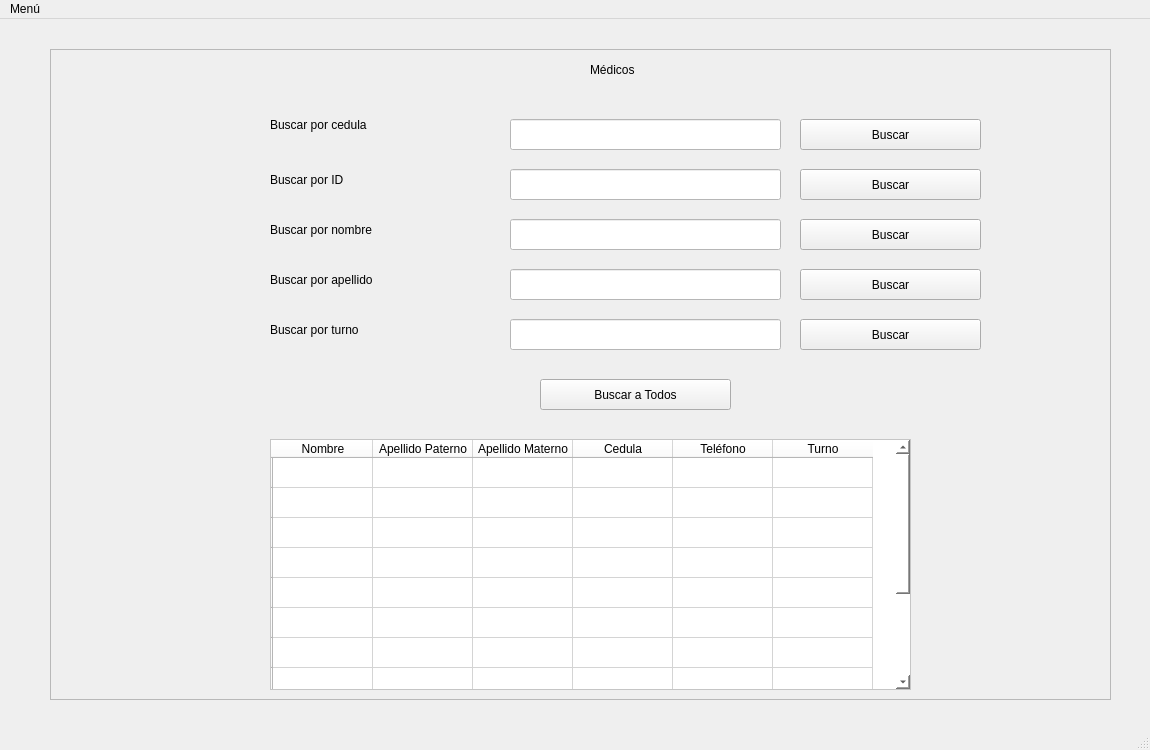
The window that Interfaces/BuscarMedico.ui (xVyrusz/J-Medic2) describes before a commit, drawn with Qt 5.
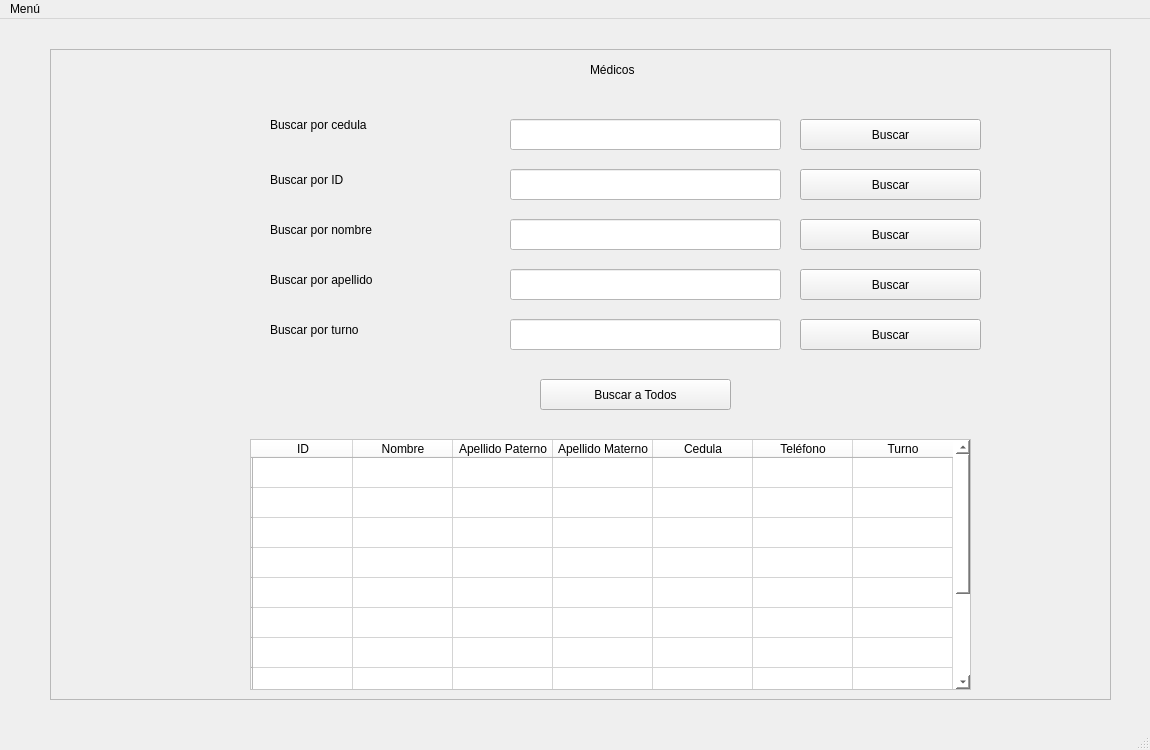
The same window after the commit.

Patch:
```diff
--- a/Interfaces/BuscarMedico.ui
+++ b/Interfaces/BuscarMedico.ui
@@ -60,9 +60,9 @@
     <widget class="QTableWidget" name="tablaMedicos">
      <property name="geometry">
       <rect>
-       <x>220</x>
+       <x>200</x>
        <y>390</y>
-       <width>641</width>
+       <width>721</width>
        <height>251</height>
       </rect>
      </property>
@@ -126,6 +126,11 @@
        <string/>
       </property>
      </row>
+     <column>
+      <property name="text">
+       <string>ID</string>
+      </property>
+     </column>
      <column>
       <property name="text">
        <string>Nombre</string>
```
Left out of the diff: 4 changed lines with no effect on the pictures.
